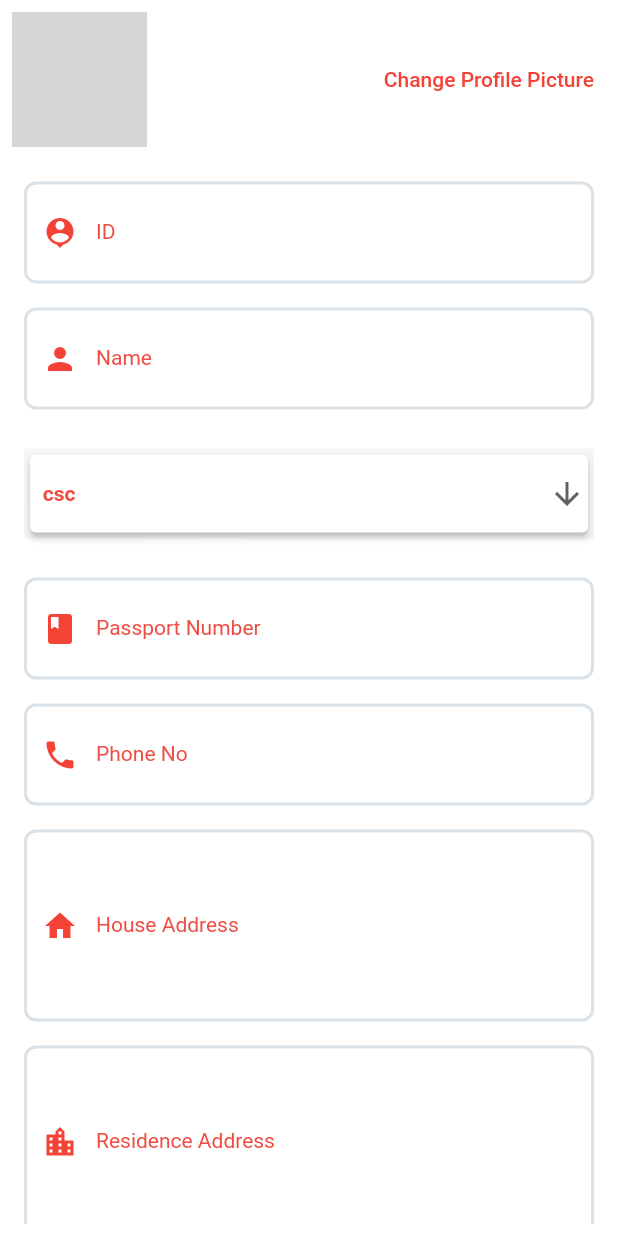
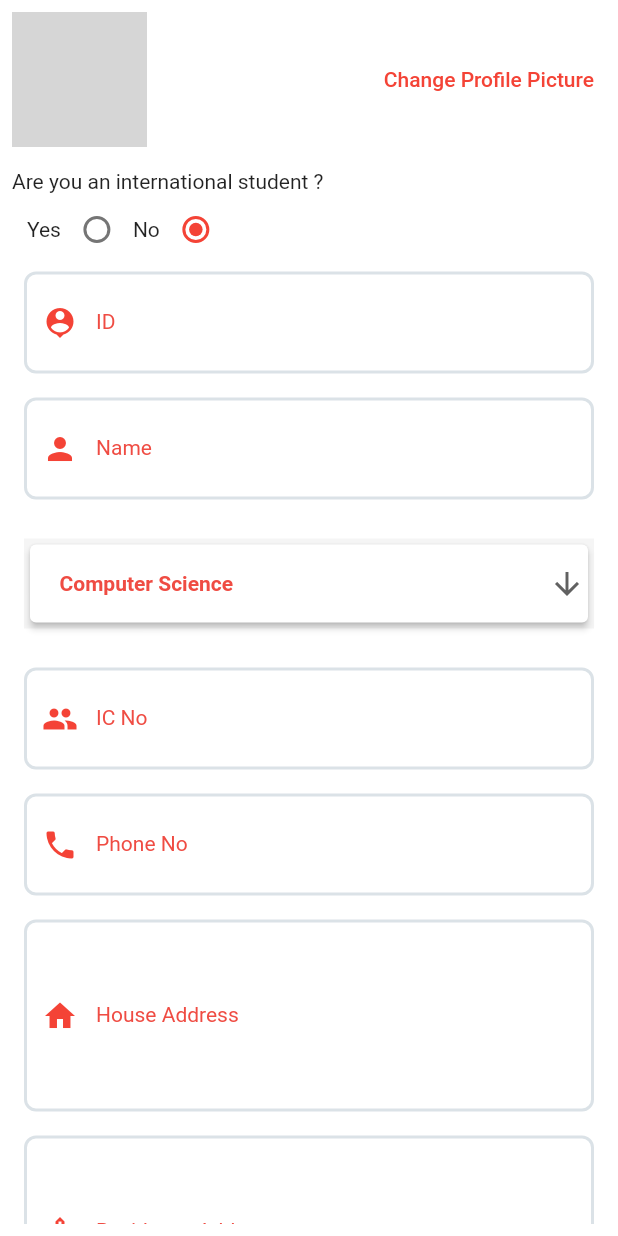
Before and after one commit to rajeshsankaravadivell/CERT-master, a Flutter app: the GetProfilepage screen opened directly, on a phone screen of 412 x 824 dp. Run offline on Flutter 3.47's test engine with Material 2 defaults, Android fonts, the phone set to English and light mode, and no system bars; our stand-ins replace cloud_firestore, cloud_functions, country_picker, firebase_auth, firebase_core, firebase_database and 5 more; missing offline and left inert: dart:ffi; accounts and stored records are empty; network calls fail; Roboto replaces fonts that are missing (Lexend Deca); grey boxes are pictures that could not be loaded.

Commit message:
midnight app

```diff
--- a/lib/models/usermodel.dart
+++ b/lib/models/usermodel.dart
@@ -9,6 +9,7 @@ import 'package:firebase_database/firebase_database.dart';
 import 'package:pert/constants/constants.dart';
 import 'package:pert/models/assesment.dart';
 import 'profile_model.dart';
+
 final databaseRef = FirebaseDatabase.instance.reference();
 
 FirebaseFunctions functions = FirebaseFunctions.instance;
@@ -32,6 +33,7 @@ class UserModel {
     this.fcm,
     this.createdDate,
     this.assessments,
+    this.covidHistory,
   });
 
   Profile bioData;
@@ -41,6 +43,7 @@ class UserModel {
   Quarantine? quarantine;
   List<Quarantine>? quarantineHistory;
   CovidInfo? covidInfo;
+  List<CovidInfo>? covidHistory;
   List<ContactHistory>? contactHistory;
   List<Assessment>? assessments;
   String? fcm;
@@ -69,17 +72,39 @@ class UserModel {
     }
   }
 
+  Map<String, dynamic> toRTDBJson() => {
+        "bioData": bioData.name,
+        "uid": uid,
+        "isStaff": isStaff,
+        "deviceID": device != null ? device!.deviceId : null,
+        "groupID": device != null ? device!.groupId : null,
+        "quarantine": quarantine != null ? quarantine!.location.place.toString() : null,
+        "isCovid": covidInfo != null ? covidInfo!.result : false,
+        "fcm": fcm,
+        "createdDate": createdDate != null ? createdDate!.toIso8601String() : null,
+      };
+
   addCurrentUserDocument() {
     return users.doc(uid).set(toJson()).then((value) => print("value added"));
   }
 
-  updateUser() async {
-    try {
-      await users.doc(uid).update(toJson());
-      return {"code": "Success", "message": "User Successfully Updated"};
-    } catch (exception) {
-      return exception;
-    }
+ updateToken(String fcm) async {
+    return await users.doc(uid).update({'fcm' : fcm});
+ }
+
+  Future<dynamic> updateUser() async {
+    print("Hrllo");
+    return await users.doc(uid).update(toJson()).then((value) {
+      var json = toRTDBJson();
+      return databaseRef.child("users").child(uid).set(json).then((value) {
+        print(json["fcm"]);
+        return databaseRef.child("users/$uid/fcm").set(json["fcm"]).then((value) {
+          return {"code": "Success", "message": "User update successful"};
+        });
+      }).catchError((onError) {
+        return {"code": "Failure", "message": "Unknown Error. Please try again"};
+      });
+    });
   }
 
   quarantineUser(Quarantine quarantine) async {
@@ -118,6 +143,7 @@ class UserModel {
       return users.orderBy("bioData.id").limit(15).get();
     }
   }
+
   loadContacts() async {
     List<ContactHistory>? returns = [];
     var contacts = await databaseRef.child("contacts").child(uid).get().then((result) {
@@ -150,6 +176,7 @@ class UserModel {
         covidInfo: json["covidInfo"] != null ? CovidInfo.fromJson(json["covidInfo"]) : null,
         contactHistory:
             json["contactHistory"] != null ? List<ContactHistory>.from(json["contactHistory"].map((x) => ContactHistory.fromJson(x))) : null,
+        covidHistory: json["covidHistory"] != null ? List<CovidInfo>.from(json["covidHistory"].map((x) => CovidInfo.fromJson(x))) : null,
         fcm: json["fcm"],
         createdDate: json["createdDate"] != null ? json["createdDate"].toDate() : null,
       );
@@ -162,6 +189,7 @@ class UserModel {
         // "quarantine": quarantine != null ? quarantine!.toJson() : null,
         "covidInfo": covidInfo != null ? covidInfo!.toJson() : null,
         "contactHistory": contactHistory != null ? List<dynamic>.from(contactHistory!.map((x) => x.toJson())) : null,
+        "covidHistory": covidHistory != null ? List<dynamic>.from(covidHistory!.map((x) => x.toJson())) : null,
         "fcm": fcm,
         "createdDate": createdDate,
         "search": searchString,
@@ -301,7 +329,8 @@ class ContactHistory {
       this.groupId,
       this.gateWay,
       this.lastContact,
-      this.covidStatus = false, deviceId});
+      this.covidStatus = false,
+      deviceId});
 
   String contact;
   bool covidStatus;
--- a/lib/screens/covidupdate.dart
+++ b/lib/screens/covidupdate.dart
@@ -18,7 +18,9 @@ class _CovidUpdateState extends State<CovidUpdate> {
   @override
   void initState() {
     // TODO: implement initState
+
     widget.user.covidInfo ??= CovidInfo(
+      method: 'swab',
       question1: null,
       question2: null,
       question3: null,
@@ -26,6 +28,7 @@ class _CovidUpdateState extends State<CovidUpdate> {
       result: false,
       vaccinated: false,
     );
+    widget.user.covidInfo !=null ? widget.user.covidInfo!.method = 'swab' : widget.user.covidInfo!.method = widget.user.covidInfo!.method;
     super.initState();
   }
 
--- a/lib/screens/getprofilepage.dart
+++ b/lib/screens/getprofilepage.dart
@@ -43,7 +43,12 @@ class _GetProfilepageState extends State<GetProfilepage> {
     passportcontroller.text = '';
     postcodecontroller.text = '';
   }
-  String dropdownValue = 'csc';
+  String dropdownValue = 'Computer Science';
+  bool isLocal=false;
+  bool isStaff=false;
+  // String?  IcNumber='';
+  // String?  PassportNumber='';
+
 
   @override
   Widget build(BuildContext context) {
@@ -75,6 +80,71 @@ class _GetProfilepageState extends State<GetProfilepage> {
             ),
             const SizedBox(
               height: 15.0,
+            ),
+
+            Text('Are you an international student ?'),
+
+            // Padding(
+            //   padding: const EdgeInsets.only(left: 10, top: 4),
+            //   child: SizedBox(
+            //     height: 40,
+            //     child: Row(
+            //       children: [
+            //         const Text("Yes"),
+            //         Radio<bool>(
+            //           value: true,
+            //           groupValue: isLocal,
+            //           onChanged: (bool? value) {
+            //             setState(() {
+            //               isLocal = value!;
+            //             });
+            //           },
+            //         ),
+            //         const Text("No"),
+            //         Radio<bool>(
+            //           value: false,
+            //           groupValue:isLocal,
+            //           onChanged: (bool? value) {
+            //             setState(() {
+            //               isLocal = value!;
+            //             });
+            //           },
+            //         ),
+            //       ],
+            //     ),
+            //   ),
+            // ),
+            // Text('Are you an staff ?'),
+
+            Padding(
+              padding: const EdgeInsets.only(left: 10, top: 4),
+              child: SizedBox(
+                height: 40,
+                child: Row(
+                  children: [
+                    const Text("Yes"),
+                    Radio<bool>(
+                      value: true,
+                      groupValue: isLocal,
+                      onChanged: (bool? value) {
+                        setState(() {
+                          isLocal = value!;
+                        });
+                      },
+                    ),
+                    const Text("No"),
+                    Radio<bool>(
+                      value: false,
+                      groupValue:isLocal,
+                      onChanged: (bool? value) {
+                        setState(() {
+                          isLocal = value!;
+                        });
+                      },
+                    ),
+                  ],
+                ),
+              ),
             ),
             Profile_field(
 
@@ -157,7 +227,7 @@ class _GetProfilepageState extends State<GetProfilepage> {
 
                             });
                           },
-                          items: <String>['csc', 'mech', 'EEE', 'BIO']
+                          items: <String>['Computer Science', 'Mechanical Engineering', 'Civil Engineering', 'Information Technology']
                               .map<DropdownMenuItem<String>>((String value) {
                             return DropdownMenuItem<String>(
                               alignment: Alignment.center,
@@ -172,16 +242,46 @@ class _GetProfilepageState extends State<GetProfilepage> {
                 ),
               ),
             ),
-            Profile_field(
+            // Profile_field(
+            //
+            //   maxline: 1,
+            //   controller: passportcontroller,
+            //   textFieldName: '',
+            //   headingName: 'Passport Number ',
+            //   icon: const Icon(
+            //     Icons.book,
+            //     color: Colors.red,
+            //   ),
+            // ),
+            isLocal==false
+                ? Profile_field(
+              textCapitalization: TextCapitalization.characters,
+              maxline: 1,
+              controller: icnocontroller,
+              textFieldName: '',
+              headingName: 'IC No',
+              icon: const Icon(
+                Icons.people,
+                color: Colors.red,
+              ),
+              onChanged: (value) {
+               icnocontroller.text = value;
+              },
+            )
+                : Profile_field(
 
+
+              textCapitalization: TextCapitalization.characters,
               maxline: 1,
-              controller: passportcontroller,
               textFieldName: '',
-              headingName: 'Passport Number ',
+              headingName: 'Passport Number',
               icon: const Icon(
                 Icons.book,
                 color: Colors.red,
               ),
+              onChanged: (value) {
+                passportcontroller.text = value;
+              },
             ),
             Profile_field(
 
@@ -194,65 +294,7 @@ class _GetProfilepageState extends State<GetProfilepage> {
                 color: Colors.red,
               ),
             ),
-            // SizedBox(
-            //   height: 110,
-            //   child: Row(
-            //     children: [
-            //       Expanded(
-            //         flex: 3,
-            //         child: Profile_field(
-            //           textInputType: TextInputType.phone,
-            //           onTap: () {
-            //             showCountryPicker(
-            //               context: context,
-            //               showPhoneCode: true, // optional. Shows phone code before the country name.
-            //               onSelect: (Country country) {
-            //                 print('Select country: ${country.displayName}');
-            //                 countrycode = "+" + country.phoneCode;
-            //                 countryCodeController.text = "+" + country.phoneCode;
-            //               },
-            //             );
-            //           },
-            //           maxline: 1,
-            //           controller: countryCodeController,
-            //           textFieldName: '+60',
-            //           headingName: 'Code',
-            //           icon: Icon(
-            //             Icons.flag,
-            //             color: Colors.red,
-            //           ),
-            //           onChanged: (value) {
-            //             widget.profile.phoneNumber = value;
-            //
-            //           },
-            //         ),
-            //       ),
-            //       Expanded(
-            //         flex: 7,
-            //         child: Profile_field(
-            //
-            //           textInputType: TextInputType.phone,
-            //           maxlength: 12,
-            //           onsaved: (String? val) {
-            //             _phone = val;
-            //           },
-            //
-            //           maxline: 1,
-            //           controller: phonenocontroller,
-            //           textFieldName: '+65 0895 4562',
-            //           headingName: 'Phone No',
-            //           icon: Icon(
-            //             Icons.phone,
-            //             color: Colors.red,
-            //           ),
-            //           onChanged: (value) {
-            //             widget.profile.phoneNumber = value;
-            //           },
-            //         ),
-            //       ),
-            //     ],
-            //   ),
-            // ),
+
             Profile_field(
 
               maxline: 4,
@@ -275,29 +317,7 @@ class _GetProfilepageState extends State<GetProfilepage> {
                 color: Colors.red,
               ),
             ),
-            // Profile_field(
-            //
-            //   maxline: 1,
-            //   controller: agecontroller,
-            //   textFieldName: '',
-            //   headingName: 'Age',
-            //   icon: const Icon(
-            //     Icons.data_usage,
-            //     color: Colors.red,
-            //   ),
-            // ),
 
-            // Profile_field(
-            //
-            //   maxline: 1,
-            //   controller: postcodecontroller,
-            //   textFieldName: '',
-            //   headingName: 'Post Code',
-            //   icon: const Icon(
-            //     Icons.location_city,
-            //     color: Colors.red,
-            //   ),
-            // ),
             const SizedBox(
               height: 20,
             ),
@@ -305,7 +325,7 @@ class _GetProfilepageState extends State<GetProfilepage> {
               child: InkWell(
                 onTap: () {
                   var profile = Profile(
-
+                     isLocal: isLocal,
                     email: authController.auth.currentUser!.email!,
                     icNumber: icnocontroller.text,
                     name: usernamecontroller.text,
@@ -318,7 +338,7 @@ class _GetProfilepageState extends State<GetProfilepage> {
                     passportNumber: passportcontroller.text,
                   );
                   print("hello");
-                  UserModel(bioData: profile, uid: authController.auth.currentUser!.uid).addCurrentUserDocument();
+                  UserModel(bioData: profile, uid: authController.auth.currentUser!.uid, isStaff:isStaff ).addCurrentUserDocument();
                 },
                 child: const Card(
                   color: Colors.red,
--- a/lib/screens/profileupdate.dart
+++ b/lib/screens/profileupdate.dart
@@ -24,7 +24,7 @@ class _ProfileUpdateState extends State<ProfileUpdate> {
 
   int? age;
   int? postalcode;
-  String dropdownValue = 'csc';
+  String dropdownValue = 'Computer Science';
   final GlobalKey<FormState> _formKey = GlobalKey<FormState>();
 
   final TextEditingController idcontroller = TextEditingController();
@@ -252,7 +252,7 @@ class _ProfileUpdateState extends State<ProfileUpdate> {
                             widget.profile.department=newValue;
                           });
                         },
-                        items: <String>['csc', 'mech', 'EEE', 'BIO']
+                        items: <String>['Computer Science', 'Mechanical Engineering', 'Civil Engineering', 'Information Technology']
                             .map<DropdownMenuItem<String>>((String value) {
                           return DropdownMenuItem<String>(
                             alignment: Alignment.center,
```
Also changed, not shown: lib/login.dart (+9 -16 lines), lib/main.dart (+9 -9 lines), lib/screens/home.dart (+19 -14 lines), lib/screens/signup.dart (+22 -0 lines), lib/screens/tabbar.dart (+23 -15 lines), lib/screens/test.dart (+20 -36 lines), lib/widgets/covidstatus_tab.dart (+37 -25 lines).
